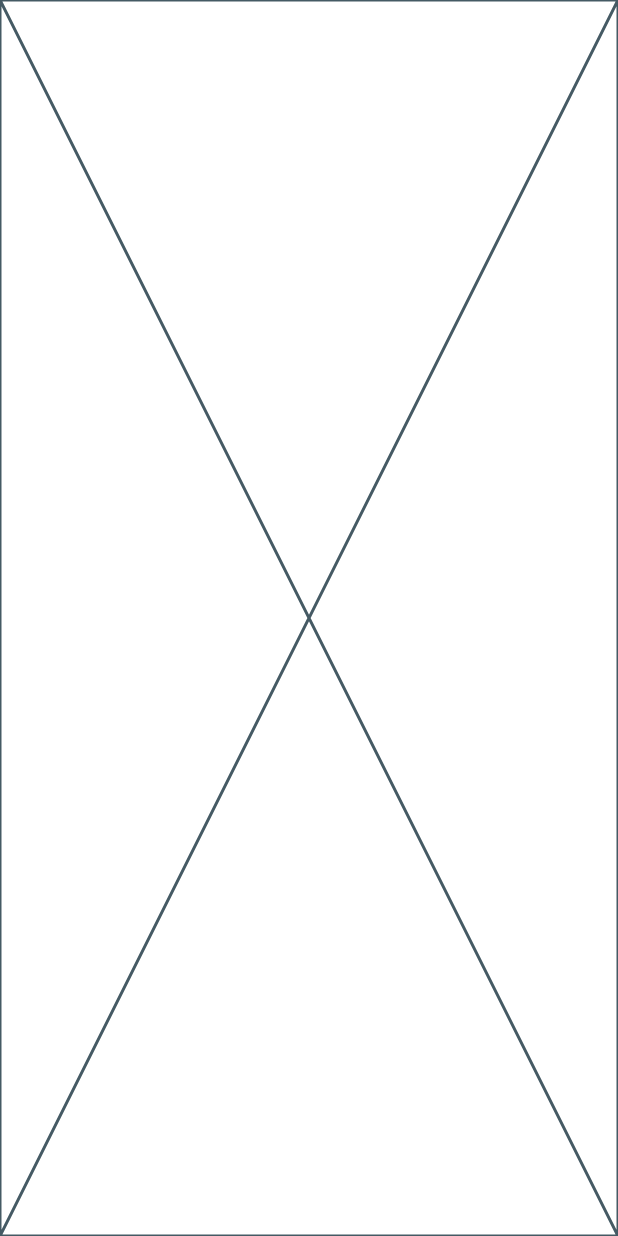
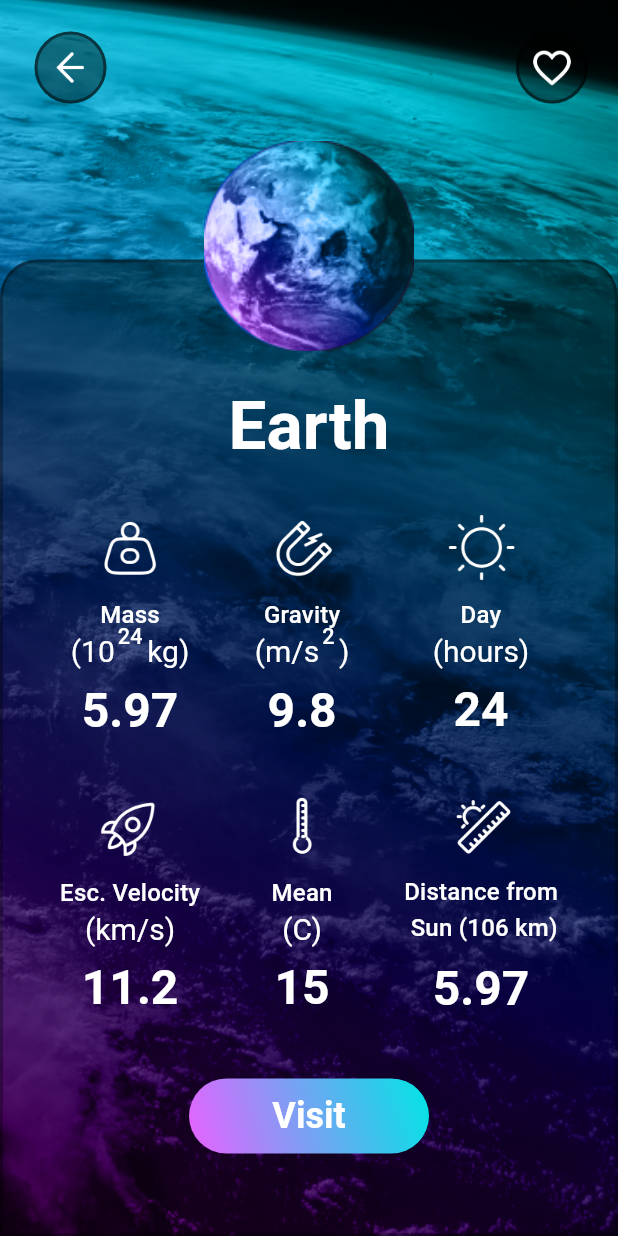
Before and after one commit to Yusufrahimboyev/Cosmic, a Flutter app: the screen it shows after launch, on a phone screen of 412 x 824 dp. Run offline on Flutter 3.47's test engine with Material 3 defaults, Android fonts, the phone set to English and light mode, and no system bars.

Commit message:
Inner screen ready

```diff
--- a/lib/main.dart
+++ b/lib/main.dart
@@ -1,8 +1,9 @@
 import 'package:cosmic_app/router/router_names.dart';
 import 'package:cosmic_app/screens/home/home_screen.dart';
+import 'package:cosmic_app/screens/inner/inner_screen.dart';
 import 'package:cosmic_app/screens/login/login_screen.dart';
 import 'package:cosmic_app/screens/profile/profile_screen.dart';
-import 'package:cosmic_app/screens/splash/splash_screen.dart';
+// import 'package:cosmic_app/screens/splash/splash_screen.dart';
 import 'package:flutter/material.dart';
 
 void main() {
@@ -17,11 +18,12 @@ class MyApp extends StatelessWidget {
     return MaterialApp(
       title: "Cosmic App",
       debugShowCheckedModeBanner: false,
-      home: const SplashScreen(),
+      home: const InnerScreen(),
       routes: {
         RouterNames.home: (context) => const HomeScreen(),
         RouterNames.login: (context) => const LoginScreen(),
         RouterNames.profile: (context) => const ProfileScreen(),
+        RouterNames.inner: (context) => const InnerScreen(),
       },
     );
   }
--- a/lib/router/router_names.dart
+++ b/lib/router/router_names.dart
@@ -5,5 +5,6 @@ class RouterNames {
   static const String home = "home/";
   static const String profile = "profile/";
   static const String login = "login/";
+  static const String inner = "inner/";
 
 }
--- /dev/null
+++ b/lib/screens/inner/inner_screen.dart
@@ -0,0 +1,290 @@
+import 'package:cosmic_app/screens/inner/widgets/custom_box.dart';
+import 'package:cosmic_app/screens/inner/widgets/filled_button.dart';
+import 'package:cosmic_app/screens/inner/widgets/info_box.dart';
+import 'package:cosmic_app/style/app_icons.dart';
+import 'package:cosmic_app/style/app_images.dart';
+import 'package:flutter/material.dart';
+
+class InnerScreen extends StatefulWidget {
+  const InnerScreen({super.key});
+
+  @override
+  State<InnerScreen> createState() => _InnerScreenState();
+}
+
+class _InnerScreenState extends State<InnerScreen> {
+  @override
+  Widget build(BuildContext context) {
+    return Stack(
+      children: [
+        const SizedBox.expand(
+          child: Image(
+            image: AssetImage(AppImages.backImagesSecond),
+            fit: BoxFit.cover,
+          ),
+        ),
+        const SizedBox.expand(
+          child: DecoratedBox(
+            decoration: BoxDecoration(
+              backgroundBlendMode: BlendMode.color,
+              gradient: LinearGradient(
+                colors: [
+                  Color(0xFF00E5E5),
+                  Color(0xFF72A5F2),
+                  Color(0xFFE961FF),
+                ],
+                begin: Alignment.topRight,
+                end: Alignment.bottomLeft,
+                stops: [0.0, 0.51, 1.0],
+              ),
+            ),
+          ),
+        ),
+        SafeArea(
+          child: Scaffold(
+            backgroundColor: Colors.transparent,
+            appBar: AppBar(
+              toolbarHeight: 90,
+              backgroundColor: Colors.transparent,
+              leadingWidth: 77,
+              leading: Padding(
+                padding: const EdgeInsets.all(3),
+                child: Row(
+                  children: [
+                    const SizedBox(width: 20),
+                    CustomBox(
+                      child: IconButton(
+                        onPressed: () {},
+                        icon: const ImageIcon(
+                          AssetImage(AppIcons.arrowBack),
+                          size: 27,
+                          color: Colors.white,
+                        ),
+                      ),
+                    ),
+                  ],
+                ),
+              ),
+              actions: [
+                Row(
+                  children: [
+                    CustomBox(
+                      child: IconButton(
+                        onPressed: () {},
+                        icon: const ImageIcon(
+                          AssetImage(AppIcons.like),
+                          size: 30,
+                          color: Colors.white,
+                        ),
+                      ),
+                    ),
+                    const SizedBox(width: 20),
+                  ],
+                ),
+              ],
+            ),
+            body: Stack(
+              children: [
+                Column(
+                  children: [
+                    const Expanded(child: SizedBox()),
+                    CustomBox(
+                      opacity: 0.3,
+                      radius: const BorderRadius.vertical(
+                        top: Radius.circular(25),
+                      ),
+                      child: Padding(
+                        padding: const EdgeInsets.symmetric(horizontal: 40),
+                        child: Column(
+                          children: [
+                            const SizedBox(height: 85),
+                            Center(
+                              child: Text(
+                                "Earth",
+                                style: Theme.of(context)
+                                    .textTheme
+                                    .displayMedium
+                                    ?.copyWith(
+                                      color: Colors.white,
+                                      fontWeight: FontWeight.bold,
+                                    ),
+                              ),
+                            ),
+                            const SizedBox(height: 30),
+                            Row(
+                              children: [
+                                Column(
+                                  children: [
+                                    MyInfoBox(
+                                      icon: AppIcons.user,
+                                      title: "Mass\n",
+                                      subtitle: TextSpan(
+                                        children: [
+                                          const TextSpan(text: '(10'),
+                                          WidgetSpan(
+                                            child: Transform.translate(
+                                              offset: const Offset(2, -10),
+                                              child: Text(
+                                                '24',
+                                                textScaler:
+                                                    const TextScaler.linear(
+                                                        0.8),
+                                                style: Theme.of(context)
+                                                    .textTheme
+                                                    .titleMedium
+                                                    ?.copyWith(
+                                                      color: Colors.white,
+                                                      fontSize: 18,
+                                                    ),
+                                              ),
+                                            ),
+                                          ),
+                                          const TextSpan(text: ' kg)'),
+                                        ],
+                                      ),
+                                      text: "5.97",
+                                    ),
+                                    const SizedBox(height: 32),
+                                    const MyInfoBox(
+                                      icon: AppIcons.rocket,
+                                      title: "Esc. Velocity\n",
+                                      subtitle: TextSpan(
+                                        children: [
+                                          TextSpan(text: '(km/s)'),
+                                        ],
+                                      ),
+                                      text: "11.2",
+                                    ),
+                                  ],
+                                ),
+                                Expanded(
+                                  child: Column(
+                                    children: [
+                                      MyInfoBox(
+                                        icon: AppIcons.magnetic,
+                                        title: "Gravity\n",
+                                        subtitle: TextSpan(
+                                          children: [
+                                            const TextSpan(text: '(m/s'),
+                                            WidgetSpan(
+                                              child: Transform.translate(
+                                                offset: const Offset(2, -10),
+                                                child: Text(
+                                                  '2',
+                                                  textScaler:
+                                                      const TextScaler.linear(
+                                                          0.8),
+                                                  style: Theme.of(context)
+                                                      .textTheme
+                                                      .titleMedium
+                                                      ?.copyWith(
+                                                        color: Colors.white,
+                                                        fontSize: 18,
+                                                      ),
+                                                ),
+                                              ),
+                                            ),
+                                            const TextSpan(text: ' )'),
+                                          ],
+                                        ),
+                                        text: "9.8",
+                                      ),
+                                      const SizedBox(height: 32),
+                                      const MyInfoBox(
+                                        icon: AppIcons.temperature,
+                                        title: "Mean\n",
+                                        subtitle: TextSpan(
+                                          children: [
+                                            TextSpan(text: '(C)'),
+                                          ],
+                                        ),
+                                        text: "15",
+                                      ),
+                                    ],
+                                  ),
+                                ),
+                                const Column(
+                                  children: [
+                                    MyInfoBox(
+                                      icon: AppIcons.sun,
+                                      title: "Day\n",
+                                      subtitle: TextSpan(
+                                        children: [
+                                          TextSpan(text: '(hours)'),
+                                        ],
+                                      ),
+                                      text: "24",
+                                    ),
+                                    SizedBox(height: 32),
+                                    MyInfoBox(
+                                      icon: AppIcons.ruler,
+                                      title: "Distance from\n Sun (106 km)",
+                                      subtitle: TextSpan(),
+                                      text: "5.97",
+                                    ),
+                                  ],
+                                ),
+                              ],
+                            ),
+                            const SizedBox(height: 40),
+                            MyFilledButton(
+                              onPressed: () {},
+                            ),
+                            const SizedBox(height: 55),
+                          ],
+                        ),
+                      ),
+                    ),
+                  ],
+                ),
+                const Column(
+                  children: [
+                    Expanded(child: SizedBox()),
+                    Center(
+                      child: SizedBox(
+                        height: 140,
+                        width: 140,
+                        child: Stack(
+                          children: [
+                            SizedBox(
+                              child: Image(
+                                image: AssetImage(AppImages.earth),
+                                width: 150,
+                                fit: BoxFit.cover,
+                              ),
+                            ),
+                            SizedBox.expand(
+                              child: DecoratedBox(
+                                decoration: BoxDecoration(
+                                  backgroundBlendMode: BlendMode.color,
+                                  gradient: LinearGradient(
+                                    colors: [
+                                      Color(0xFF00E5E5),
+                                      Color(0xFF72A5F2),
+                                      Color(0xFFE961FF),
+                                    ],
+                                    begin: Alignment.topRight,
+                                    end: Alignment.bottomLeft,
+                                    stops: [0.0, 0.51, 1.0],
+                                  ),
+                                  borderRadius: BorderRadius.all(
+                                    Radius.circular(70),
+                                  ),
+                                ),
+                              ),
+                            ),
+                          ],
+                        ),
+                      ),
+                    ),
+                    SizedBox(height: 590),
+                  ],
+                ),
+              ],
+            ),
+          ),
+        ),
+      ],
+    );
+  }
+}
--- /dev/null
+++ b/lib/screens/inner/widgets/custom_box.dart
@@ -0,0 +1,29 @@
+import 'package:flutter/material.dart';
+
+class CustomBox extends StatelessWidget {
+  const CustomBox({
+    super.key,
+    required this.child,
+    this.radius = const BorderRadius.all(Radius.circular(25)),
+    this.opacity = 0.5,
+  });
+
+  final Widget child;
+  final BorderRadiusGeometry radius;
+  final double opacity;
+
+  @override
+  Widget build(BuildContext context) {
+    return DecoratedBox(
+      decoration: BoxDecoration(
+        borderRadius: radius,
+        color: Colors.black.withOpacity(0.4),
+        border: Border.all(
+          width: 2,
+          color: Colors.black.withOpacity(opacity),
+        ),
+      ),
+      child: child,
+    );
+  }
+}
--- /dev/null
+++ b/lib/screens/inner/widgets/filled_button.dart
@@ -0,0 +1,53 @@
+import 'package:flutter/material.dart';
+
+class MyFilledButton extends StatefulWidget {
+  const MyFilledButton({super.key, required this.onPressed});
+
+  final void Function() onPressed;
+
+  @override
+  State<MyFilledButton> createState() => _MyFilledButtonState();
+}
+
+class _MyFilledButtonState extends State<MyFilledButton> {
+  @override
+  Widget build(BuildContext context) {
+    return SizedBox(
+      height: 50,
+      child: DecoratedBox(
+        decoration: const BoxDecoration(
+          gradient: LinearGradient(
+            colors: [
+              Color(0xFF00E5E5),
+              Color(0xFF72A5F2),
+              Color(0xFFE961FF),
+            ],
+            begin: Alignment.topRight,
+            end: Alignment.bottomLeft,
+          ),
+          borderRadius: BorderRadius.all(Radius.circular(30)),
+        ),
+        child: FilledButton(
+          onPressed: widget.onPressed,
+          style: FilledButton.styleFrom(
+              fixedSize: const Size(160, 50),
+              backgroundColor: Colors.transparent,
+              shape: const RoundedRectangleBorder(
+                borderRadius: BorderRadius.all(Radius.circular(30)),
+              )
+          ),
+          child: Text(
+            "Visit",
+            style: Theme.of(context)
+                .textTheme
+                .headlineSmall
+                ?.copyWith(
+                color: Colors.white,
+                fontWeight: FontWeight.bold
+            ),
+          ),
+        ),
+      ),
+    );
+  }
+}
--- /dev/null
+++ b/lib/screens/inner/widgets/info_box.dart
@@ -0,0 +1,55 @@
+import 'package:flutter/material.dart';
+
+class MyInfoBox extends StatelessWidget {
+  const MyInfoBox({
+    super.key,
+    required this.icon,
+    required this.title,
+    required this.subtitle,
+    required this.text,
+  });
+
+  final String icon;
+  final String title;
+  final TextSpan subtitle;
+  final String text;
+
+  @override
+  Widget build(BuildContext context) {
+    return SizedBox(
+      child: Column(
+        children: [
+          ImageIcon(
+            AssetImage(icon),
+            color: Colors.white,
+            size: 50,
+          ),
+          const SizedBox(height: 8),
+          RichText(
+            textAlign: TextAlign.center,
+            text: TextSpan(
+              children: [
+                TextSpan(
+                  text: title,
+                  style: Theme.of(context).textTheme.titleMedium?.copyWith(
+                        color: Colors.white,
+                      ),
+                ),
+                subtitle,
+              ],
+              style: const TextStyle(fontSize: 20),
+            ),
+          ),
+          const SizedBox(height: 8),
+          Text(
+            text,
+            style: Theme.of(context).textTheme.headlineLarge?.copyWith(
+                  color: Colors.white,
+                  fontWeight: FontWeight.bold,
+                ),
+          ),
+        ],
+      ),
+    );
+  }
+}
--- a/pubspec.yaml
+++ b/pubspec.yaml
@@ -61,7 +61,7 @@ flutter:
   # To add assets to your application, add an assets section, like this:
   assets:
     - assets/images/
-    - assets/images/icons
+    - assets/images/icons/
   # assets:
   #   - images/a_dot_burr.jpeg
   #   - images/a_dot_ham.jpeg
```
